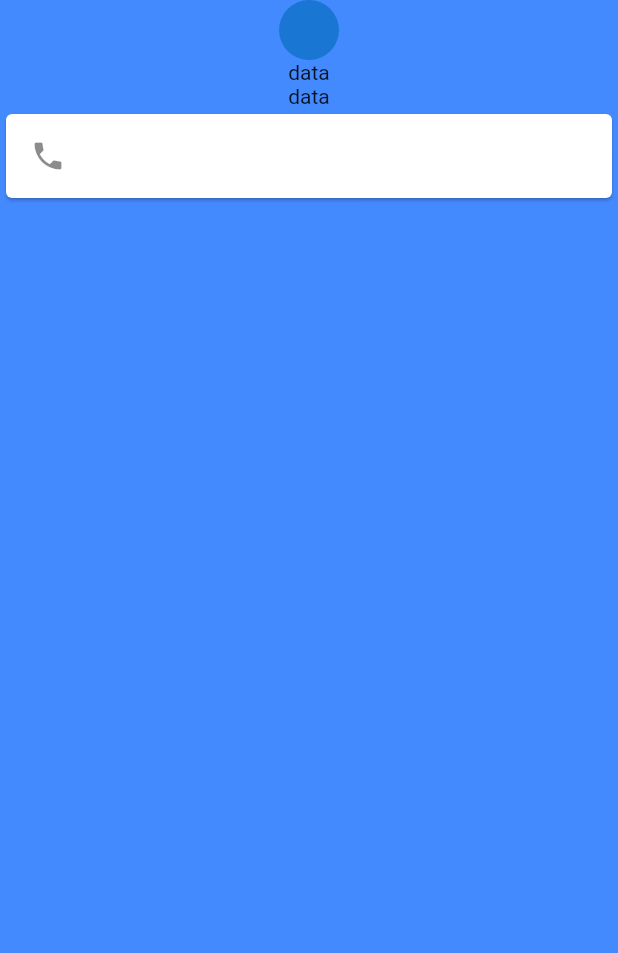
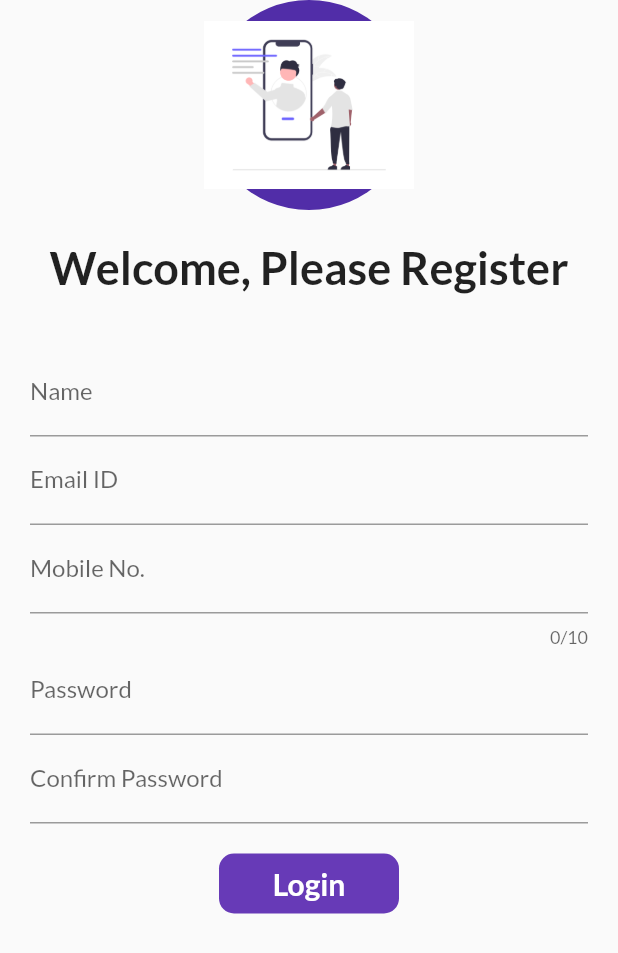
Before and after one commit to amitgp853/FirstFlutterApp, a Flutter app: the screen it shows after launch, on a phone screen of 412 x 824 dp. Shown: the top 953 px of the screen. Run offline on Flutter 3.47's test engine with Material 2 defaults, Android fonts, the phone set to English and light mode, and no system bars; our stand-ins replace google_fonts.

```diff
--- a/intro/lib/main.dart
+++ b/intro/lib/main.dart
@@ -1,33 +1,29 @@
 import 'package:flutter/material.dart';
+import 'package:intro/pages/homepage.dart';
+import 'package:intro/pages/login_page.dart';
+import 'package:google_fonts/google_fonts.dart';
+import 'package:intro/utils/routes.dart';
 
 void main() {
   runApp(MyApp());
 }
 
 class MyApp extends StatelessWidget {
-  const MyApp({Key? key}) : super(key: key);
-
   @override
   Widget build(BuildContext context) {
     return MaterialApp(
-      home: Scaffold(
-        backgroundColor: Colors.blueAccent,
-        body: Container(
-          child: Column(
-            children: [
-              CircleAvatar(),
-              Text("data"),
-              Text("data"),
-              Card(
-                child: ListTile(
-                  leading: Icon(Icons.phone),
-                ),
-              ),
-              Card()
-            ],
-          ),
-        ),
+      themeMode: ThemeMode.system,
+      theme: ThemeData(
+          primarySwatch: Colors.deepPurple,
+          fontFamily: GoogleFonts.lato().fontFamily),
+      darkTheme: ThemeData(
+        brightness: Brightness.dark,
       ),
+      routes: {
+        "/": (context) => new LoginPage(),
+        MyRoutes.homeRoute: (context) => new HomePage(),
+        MyRoutes.loginRoute: (context) => new LoginPage()
+      },
     );
   }
 }
--- /dev/null
+++ b/intro/lib/pages/homepage.dart
@@ -0,0 +1,23 @@
+import "package:flutter/material.dart";
+
+class HomePage extends StatelessWidget {
+  @override
+  Widget build(BuildContext context) {
+    return Scaffold(
+      appBar: AppBar(
+        title: Text("First App"),
+      ),
+      backgroundColor: Colors.blueAccent,
+      body: Center(
+        child: Container(
+          child: Column(
+            mainAxisAlignment: MainAxisAlignment.center,
+            children: [
+              Text("Welcome to Home Page"),
+            ],
+          ),
+        ),
+      ),
+    );
+  }
+}
--- /dev/null
+++ b/intro/lib/pages/login_page.dart
@@ -0,0 +1,161 @@
+import 'package:flutter/material.dart';
+import 'package:intro/utils/routes.dart';
+
+class LoginPage extends StatefulWidget {
+  @override
+  _LoginPageState createState() => _LoginPageState();
+}
+
+class _LoginPageState extends State<LoginPage> {
+  TextEditingController password = TextEditingController();
+  TextEditingController confirmpassword = TextEditingController();
+  final _formKey = GlobalKey<FormState>();
+
+  moveToHome(BuildContext context) {
+    if (_formKey.currentState!.validate()) {
+      Navigator.pushNamed(context, MyRoutes.homeRoute);
+    }
+  }
+
+  @override
+  Widget build(BuildContext context) {
+    return Material(
+        child: SingleChildScrollView(
+      child: Form(
+        key: _formKey,
+        child: Column(
+          children: [
+            CircleAvatar(
+                radius: 70, child: Image.asset("assets/images/firstimage.png")),
+            SizedBox(
+              height: 20,
+            ),
+            Text(
+              "Welcome, Please Register",
+              style: TextStyle(fontSize: 30, fontWeight: FontWeight.bold),
+            ),
+            SizedBox(
+              height: 20,
+            ),
+            Padding(
+              padding:
+                  const EdgeInsets.symmetric(vertical: 16.0, horizontal: 20.0),
+              child: Column(
+                children: [
+                  TextFormField(
+                    validator: (String? value) {
+                      if (value!.isEmpty) {
+                        return "Name cant be empty";
+                      }
+
+                      return null;
+                    },
+                    decoration: InputDecoration(
+                        hintText: "Enter Name", labelText: "Name"),
+                  ),
+                  TextFormField(
+                    validator: (String? value) {
+                      if (value!.isEmpty) {
+                        return "Email ID cant be empty";
+                      }
+                      if (!RegExp("^[a-zA-Z0-9+_.-]+@[a-zA-Z0-9.-]+.[a-z]")
+                          .hasMatch(value)) {
+                        return 'Enter a valid Email';
+                      }
+
+                      return null;
+                    },
+                    keyboardType: TextInputType.emailAddress,
+                    decoration: InputDecoration(
+                        hintText: "Enter Email ID", labelText: "Email ID"),
+                  ),
+                  TextFormField(
+                    validator: (String? value) {
+                      if (value!.isEmpty) {
+                        return "Phone No. cant be empty";
+                      }
+
+                      return null;
+                    },
+                    keyboardType: TextInputType.phone,
+                    maxLength: 10,
+                    decoration: InputDecoration(
+                        hintText: "Enter Mobile No.", labelText: "Mobile No."),
+                  ),
+                  TextFormField(
+                    obscureText: true,
+                    controller: password,
+                    keyboardType: TextInputType.text,
+                    validator: (String? value) {
+                      if (value!.isEmpty) {
+                        return "Password cant be empty";
+                      }
+
+                      if (value.length < 6) {
+                        return "Password should be 6 or more than 6 characters";
+                      }
+
+                      return null;
+                    },
+                    decoration: InputDecoration(
+                        hintText: "Enter Password", labelText: "Password"),
+                  ),
+                  TextFormField(
+                    obscureText: true,
+                    controller: confirmpassword,
+                    validator: (String? value) {
+                      if (value!.isEmpty) {
+                        return "Enter Password again";
+                      }
+                      print(password.text);
+                      print(confirmpassword.text);
+
+                      if (password.text != confirmpassword.text) {
+                        return "Password does not match";
+                      }
+
+                      return null;
+                    },
+                    decoration: InputDecoration(
+                        hintText: "Confirm Your Password",
+                        labelText: "Confirm Password"),
+                  ),
+                  SizedBox(
+                    height: 20,
+                  ),
+                  InkWell(
+                    onTap: () => moveToHome(context),
+                    child: AnimatedContainer(
+                      duration: Duration(seconds: 1),
+                      height: 40,
+                      width: 120,
+                      alignment: Alignment.center,
+                      child: Text(
+                        "Login",
+                        style: TextStyle(
+                            fontSize: 20,
+                            fontWeight: FontWeight.bold,
+                            color: Colors.white),
+                      ),
+                      decoration: BoxDecoration(
+                          color: Colors.deepPurple,
+                          borderRadius: BorderRadius.circular(10)),
+                    ),
+                  ),
+
+                  // ElevatedButton(
+                  //   onPressed: () {
+                  //     Navigator.pushNamed(context, MyRoutes.homeRoute);
+                  //   },
+                  //   child: Text("Login"),
+                  //   style: TextButton.styleFrom(minimumSize: Size(120, 30)),
+                  // )
+                ],
+              ),
+            ),
+          ],
+        ),
+      ),
+    ));
+  }
+}
--- /dev/null
+++ b/intro/lib/utils/routes.dart
@@ -0,0 +1,4 @@
+class MyRoutes {
+  static String loginRoute = "/login";
+  static String homeRoute = "/home";
+}
--- a/intro/pubspec.yaml
+++ b/intro/pubspec.yaml
@@ -28,6 +28,7 @@ dependencies:
   # The following adds the Cupertino Icons font to your application.
   # Use with the CupertinoIcons class for iOS style icons.
   cupertino_icons: ^1.0.2
+  google_fonts: ^2.1.0
 
 dev_dependencies:
   flutter_test:
@@ -45,8 +46,8 @@ flutter:
   uses-material-design: true
 
   # To add assets to your application, add an assets section, like this:
-  # assets:
-  #   - images/a_dot_burr.jpeg
+  assets:
+    - assets/images/
   #   - images/a_dot_ham.jpeg
 
   # An image asset can refer to one or more resolution-specific "variants", see
```
Also changed, not shown: intro/assets/images/firstimage.png (added), intro/assets/images/loginimage.png (added), intro/lib/homepage.dart (deleted), intro/pubspec.lock, 1 other file.
